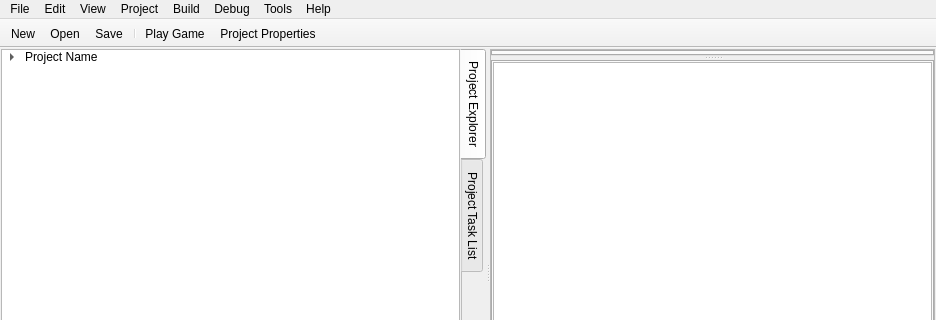
Above: src/mainwindow.ui from Eggbertx/QtSphere-IDE before the change; both pictures show x 0 to 936 and y 0 to 320 of the 936 by 518 pixel window. Below: the same form after it.
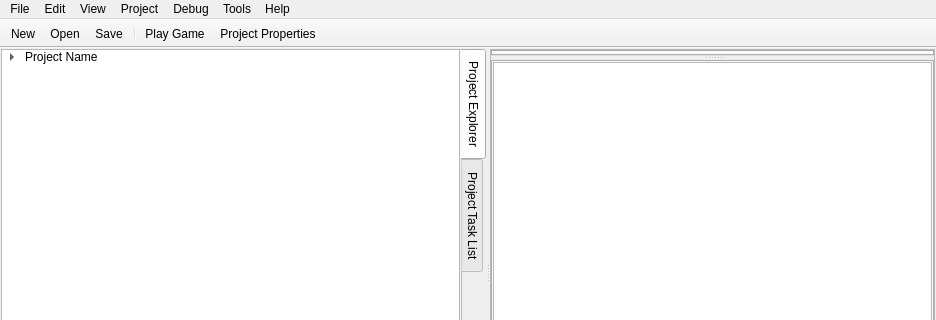
That is the form after the change. Icons and pictures are not drawn.

```diff
--- a/src/mainwindow.ui
+++ b/src/mainwindow.ui
@@ -467,12 +467,7 @@
     <addaction name="actionRefresh"/>
     <addaction name="actionClose"/>
     <addaction name="separator"/>
-    <addaction name="actionProject_Properties"/>
-   </widget>
-   <widget class="QMenu" name="menuBuild">
-    <property name="title">
-     <string>Build</string>
-    </property>
+    <addaction name="actionRun_Cell"/>
     <addaction name="actionPackage_Game"/>
    </widget>
    <widget class="QMenu" name="menuDebug">
@@ -515,7 +510,6 @@
    <addaction name="menuEdit"/>
    <addaction name="menuView"/>
    <addaction name="menuProject"/>
-   <addaction name="menuBuild"/>
    <addaction name="menuDebug"/>
    <addaction name="menuTools"/>
    <addaction name="menuHelp"/>
```
Left out of the diff: 7 changed lines with no effect on the pictures.
